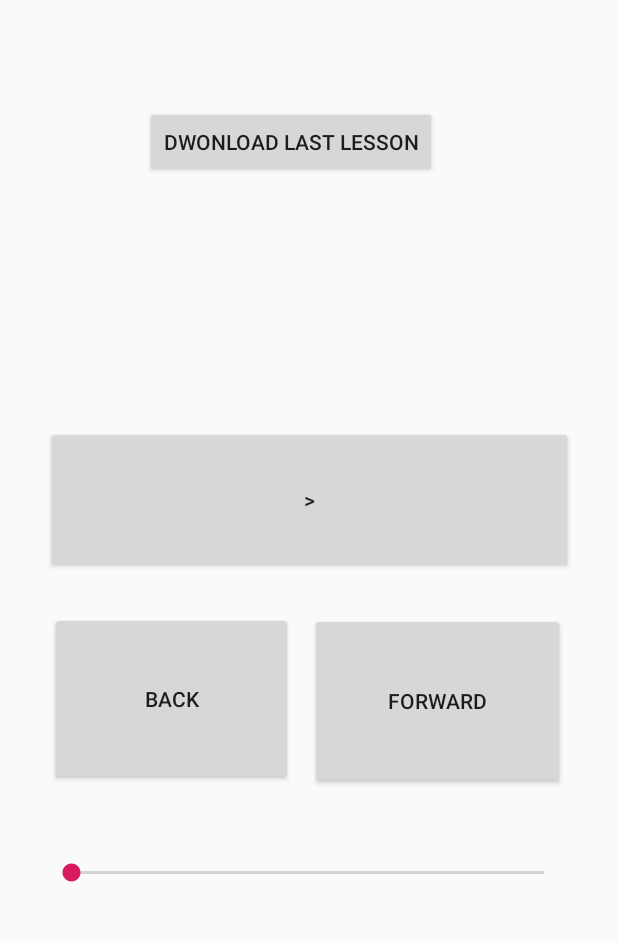
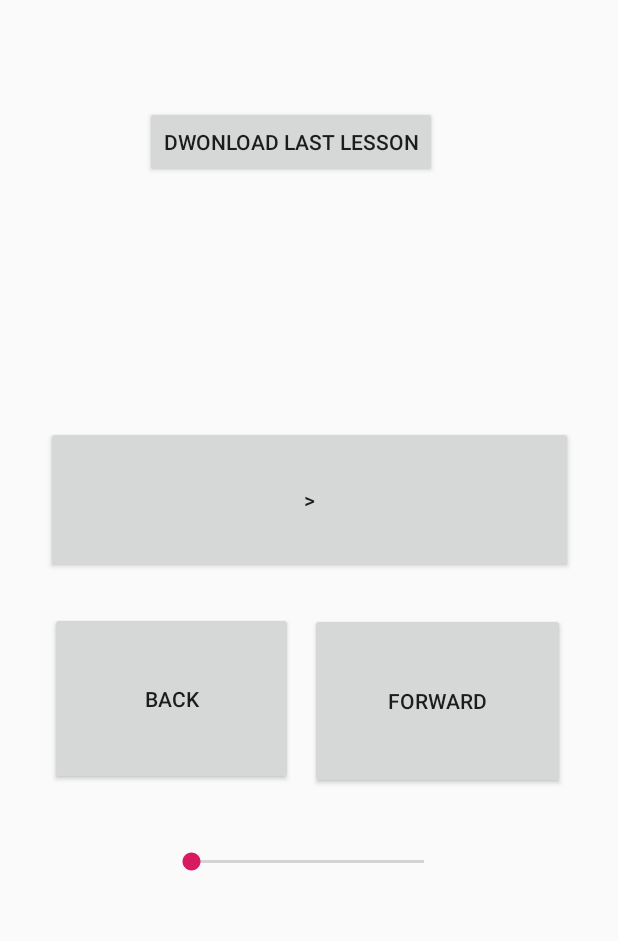
Before and after one commit to moziel1234/gmara-for-drivers, an Android app: the screen it shows after launch (MainActivity), on a phone screen of 412 x 824 dp, the part 84-1025 px from its top. Run offline under Robolectric (Android 15) with nearby library versions, the phone set to English and light mode, and no system bars; 2 statements that could not run were skipped.

Commit message:
Add time texts

```diff
--- a/app/src/main/res/layout/content_main.xml
+++ b/app/src/main/res/layout/content_main.xml
@@ -46,8 +46,8 @@
 
     <SeekBar
         android:id="@+id/seekBar"
-        android:layout_width="347dp"
-        android:layout_height="51dp"
+        android:layout_width="187dp"
+        android:layout_height="36dp"
         android:layout_marginTop="33dp"
         app:layout_constraintBottom_toBottomOf="parent"
         app:layout_constraintEnd_toEndOf="@+id/btnForward"
@@ -81,5 +81,25 @@
         app:layout_constraintStart_toStartOf="@+id/btnPlayPause"
         app:layout_constraintTop_toBottomOf="@+id/btnDownloadLastLesson" />
 
+    <TextView
+        android:id="@+id/textViewLest"
+        android:layout_width="48dp"
+        android:layout_height="32dp"
+        android:text=""
+        app:layout_constraintBottom_toBottomOf="@+id/seekBar"
+        app:layout_constraintEnd_toStartOf="@+id/seekBar"
+        app:layout_constraintStart_toStartOf="@+id/btnBack"
+        app:layout_constraintTop_toTopOf="@+id/seekBar" />
+
+    <TextView
+        android:id="@+id/textViewRight"
+        android:layout_width="51dp"
+        android:layout_height="35dp"
+        android:text=""
+        app:layout_constraintBottom_toBottomOf="@+id/seekBar"
+        app:layout_constraintEnd_toEndOf="@+id/btnForward"
+        app:layout_constraintStart_toEndOf="@+id/seekBar"
+        app:layout_constraintTop_toTopOf="@+id/seekBar" />
+
 
 </androidx.constraintlayout.widget.ConstraintLayout>
```
